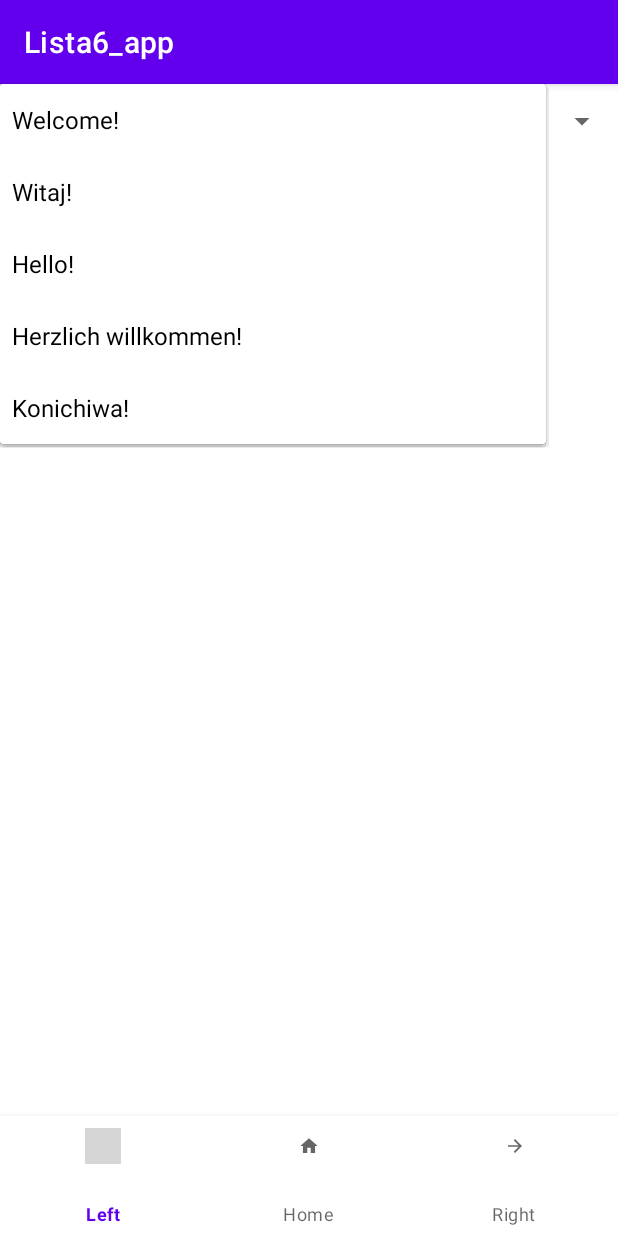
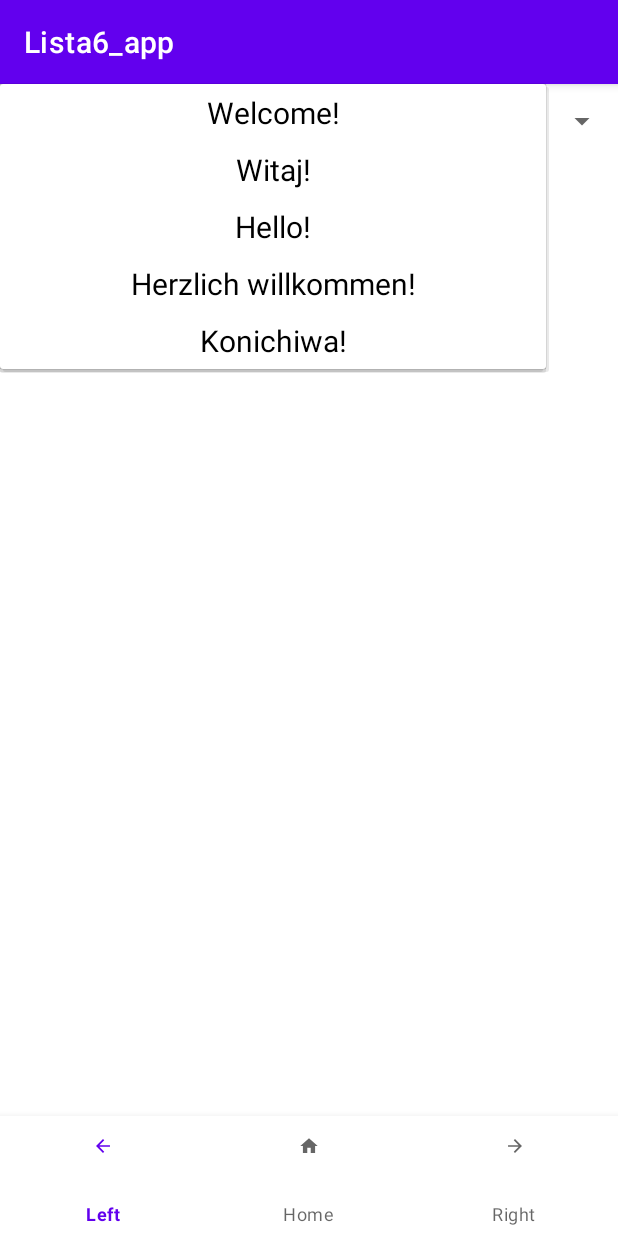
Before and after one commit to WitoldFracek/Lista6_app, an Android app: the LeftFragment screen opened through its navigation route, after a tap on "Welcome!", on a phone screen of 412 x 824 dp. Run offline under Robolectric (Android 15) with nearby library versions, the phone set to English and light mode, and no system bars; grey boxes are pictures that could not be loaded.

Commit message:
Working fragments with onBackPressed = single top

```diff
--- a/app/src/main/java/com/example/lista6_app/LeftFragment.kt
+++ b/app/src/main/java/com/example/lista6_app/LeftFragment.kt
@@ -38,17 +38,10 @@ class LeftFragment : Fragment() {
         super.onViewCreated(view, savedInstanceState)
 
         val invitationList: Spinner = view.findViewById(R.id.invitation_list)
-//        val invitations = arrayOf(
-//            resources.getString(R.string.inv1),
-//            resources.getString(R.string.inv2),
-//            resources.getString(R.string.inv3),
-//            resources.getString(R.string.inv4),
-//            resources.getString(R.string.inv5)
-//        )
         ArrayAdapter.createFromResource(
             requireContext().applicationContext,
             R.array.invitations,
-            R.layout.support_simple_spinner_dropdown_item
+            R.layout.spiner_item
         ).also{ adapter -> invitationList.adapter = adapter}
 
 
@@ -63,7 +56,6 @@ class LeftFragment : Fragment() {
                 val newInv = invs[position]
                 val myBundle = Bundle()
                 myBundle.putString(DataStore.INVITATION_KEY, newInv)
-                //Toast.makeText(requireContext(), newInv, Toast.LENGTH_LONG).show()
                 parentFragmentManager.setFragmentResult(DataStore.INVITATION_KEY_BACK, myBundle)
             }
 
@@ -75,7 +67,7 @@ class LeftFragment : Fragment() {
 //            val inv = bundle.getString(DataStore.INVITATION_KEY, "Hello ERR")
 //
 //            invitationList.prompt = if(inv.isNullOrEmpty()){"Hello"} else {inv.toString()}
-//            //Toast.makeText(requireContext(), inv, Toast.LENGTH_LONG).show()
+//            Toast.makeText(requireContext(), inv, Toast.LENGTH_LONG).show()
 //        }
 
 
--- /dev/null
+++ b/app/src/main/res/drawable/left_arrow_foreground.xml
@@ -0,0 +1,15 @@
+<vector xmlns:android="http://schemas.android.com/apk/res/android"
+    android:width="108dp"
+    android:height="108dp"
+    android:viewportWidth="108"
+    android:viewportHeight="108"
+    android:tint="#000000">
+  <group android:scaleX="2.61"
+      android:scaleY="2.61"
+      android:translateX="22.68"
+      android:translateY="22.68">
+    <path
+        android:fillColor="@android:color/white"
+        android:pathData="M20,11H7.83l5.59,-5.59L12,4l-8,8 8,8 1.41,-1.41L7.83,13H20v-2z"/>
+  </group>
+</vector>
--- a/app/src/main/res/layout/fragment_left.xml
+++ b/app/src/main/res/layout/fragment_left.xml
@@ -9,9 +9,10 @@
     <Spinner
         android:id="@+id/invitation_list"
         android:layout_width="match_parent"
+        android:layout_height="100dp"
+        android:layout_weight="1"
         android:spinnerMode="dropdown"
-        android:layout_height="100dp"
-        android:layout_weight="1" />
+        android:textAlignment="center" />
 
     <GridView
         android:id="@+id/image_grid"
--- /dev/null
+++ b/app/src/main/res/layout/spiner_item.xml
@@ -0,0 +1,9 @@
+<?xml version="1.0" encoding="utf-8"?>
+
+<TextView xmlns:android="http://schemas.android.com/apk/res/android"
+    android:layout_width="match_parent"
+    android:layout_height="wrap_content"
+    android:gravity="center"
+    android:padding="5dip"
+    android:textColor="#000000"
+    android:textSize="20sp" />
--- a/app/src/main/res/navigation/nav_graph_main.xml
+++ b/app/src/main/res/navigation/nav_graph_main.xml
@@ -10,9 +10,26 @@
         android:name="com.example.lista6_app.HomeFragment"
         android:label="fragment_home"
         tools:layout="@layout/fragment_home" />
+    <action android:id="@+id/action_global_homeFragment"
+        app:destination="@id/homeFragment"
+        app:launchSingleTop ="true"
+        app:popUpTo="@id/homeFragment"/>
+    <fragment
+        android:id="@+id/rightFragment"
+        android:name="com.example.lista6_app.RightFragment"
+        android:label="fragment_right"
+        tools:layout="@layout/fragment_right" />
+    <action android:id="@+id/action_global_rightFragment"
+        app:destination="@id/rightFragment"
+        app:launchSingleTop ="true"
+        app:popUpTo="@id/homeFragment"/>
     <fragment
         android:id="@+id/leftFragment"
         android:name="com.example.lista6_app.LeftFragment"
         android:label="fragment_left"
-        tools:layout="@layout/fragment_left" /><action android:id="@+id/action_global_leftFragment" app:destination="@id/leftFragment"/><action android:id="@+id/action_global_homeFragment" app:destination="@id/homeFragment"/>
+        tools:layout="@layout/fragment_left" />
+    <action android:id="@+id/action_global_leftFragment"
+        app:destination="@id/leftFragment"
+        app:launchSingleTop ="true"
+        app:popUpTo="@id/homeFragment"/>
 </navigation>
--- a/app/src/main/res/values/strings.xml
+++ b/app/src/main/res/values/strings.xml
@@ -9,5 +9,7 @@
         <item>Herzlich willkommen!</item>
         <item>Konichiwa!</item>
     </string-array>
+    <!-- TODO: Remove or change this placeholder text -->
+    <string name="hello_blank_fragment">Hello blank fragment</string>
 
 </resources>
```
Also changed, not shown: app/src/main/java/com/example/lista6_app/HomeFragment.kt (+9 -9 lines), app/src/main/java/com/example/lista6_app/MainActivity.kt (+17 -0 lines), app/src/main/java/com/example/lista6_app/RightFragment.kt (added, +41 -0 lines), app/src/main/res/drawable/left_arrow_background.xml (added, +74 -0 lines), app/src/main/res/layout/fragment_right.xml (added, +14 -0 lines).
